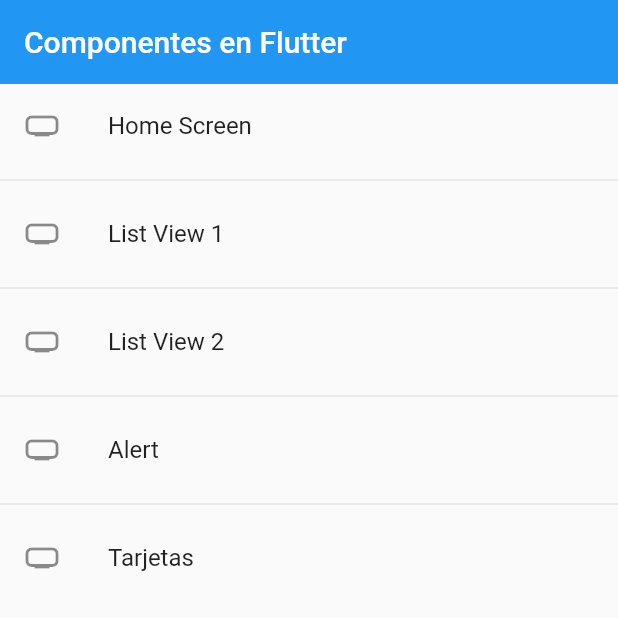
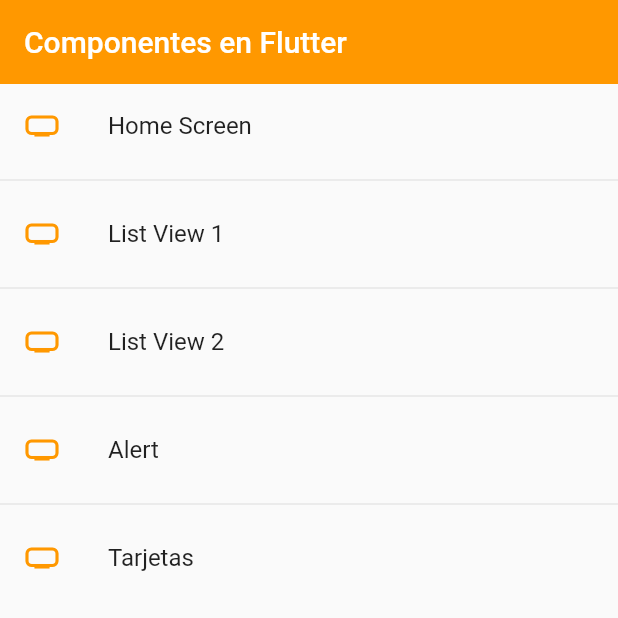
Before and after one commit to LuisFerTR/fl-components, a Flutter app: the screen it shows after launch, on a phone screen of 412 x 824 dp, the top half of it. Run offline on Flutter 3.47's test engine with Material 2 defaults, Android fonts, the phone set to English and light mode, and no system bars.

```diff
--- a/lib/main.dart
+++ b/lib/main.dart
@@ -1,5 +1,6 @@
 import 'package:fl_components/screens/screens.dart';
 import 'package:fl_components/router/app_routes.dart';
+import 'package:fl_components/theme/app_theme.dart';
 import 'package:flutter/material.dart';
 
 void main() => runApp(const MyApp());
@@ -10,11 +11,13 @@ class MyApp extends StatelessWidget {
   @override
   Widget build(BuildContext context) {
     return MaterialApp(
-        debugShowCheckedModeBanner: false,
-        title: 'Material App',
-        initialRoute: AppRoutes.initialRoute,
-        routes: AppRoutes.getAppRoutes(),
-	onGenerateRoute: AppRoutes.onGenerateRoute, // Le manda el argumento en automático
-	);
+      debugShowCheckedModeBanner: false,
+      title: 'Material App',
+      initialRoute: AppRoutes.initialRoute,
+      routes: AppRoutes.getAppRoutes(),
+      onGenerateRoute:
+          AppRoutes.onGenerateRoute, // Le manda el argumento en automático
+      theme: AppTheme.lightTheme,
+    );
   }
 }
--- a/lib/screens/home_screen.dart
+++ b/lib/screens/home_screen.dart
@@ -1,5 +1,6 @@
 import 'package:fl_components/models/menu_option.dart';
 import 'package:fl_components/router/app_routes.dart';
+import 'package:fl_components/theme/app_theme.dart';
 import 'package:flutter/material.dart';
 
 class HomeScreen extends StatelessWidget {
@@ -12,11 +13,13 @@ class HomeScreen extends StatelessWidget {
     return Scaffold(
       appBar: AppBar(
         title: const Text('Componentes en Flutter'),
-        elevation: 0,
       ), // AppBar
       body: ListView.separated(
         itemBuilder: (context, i) => ListTile(
-          leading: Icon(menuOptions[i].icon),
+          leading: Icon(
+            menuOptions[i].icon,
+            color: AppTheme.primary,
+          ),
           title: Text(menuOptions[i].name),
           onTap: () {
             //final route = MaterialPageRoute(builder: (context) => const ListView1Screen());
--- a/lib/screens/listview2_screen.dart
+++ b/lib/screens/listview2_screen.dart
@@ -14,9 +14,8 @@ class ListView2Screen extends StatelessWidget {
   Widget build(BuildContext context) {
     return Scaffold(
       appBar: AppBar(
-          title: const Text('ListView 2'),
-          elevation: 0,
-          backgroundColor: Colors.indigo),
+        title: const Text('ListView 2'),
+      ),
       body: ListView.separated(
         itemCount: options.length,
         itemBuilder: (context, index) => ListTile(
--- /dev/null
+++ b/lib/theme/app_theme.dart
@@ -0,0 +1,26 @@
+import 'package:flutter/material.dart';
+
+class AppTheme {
+  static const Color primary = Colors.orange;
+
+  static final ThemeData lightTheme = ThemeData.light().copyWith(
+    // Color primario
+    primaryColor: Colors.indigo,
+
+    // AppBar Theme
+    appBarTheme: const AppBarTheme(color: primary, elevation: 0),
+
+    // TextButton Theme
+    textButtonTheme:
+        TextButtonThemeData(style: TextButton.styleFrom(primary: primary)),
+  );
+
+  static final ThemeData darkTheme = ThemeData.dark().copyWith(
+    // AppBar Theme
+    appBarTheme: const AppBarTheme(color: primary, elevation: 0),
+
+    // TextButton Theme
+    textButtonTheme:
+        TextButtonThemeData(style: TextButton.styleFrom(primary: primary)),
+  );
+}
--- /dev/null
+++ b/lib/widgets/widgets.dart
@@ -0,0 +1 @@
+export 'package:fl_components/widgets/custom_card_type1.dart';
```
Also changed, not shown: lib/screens/card_screen.dart (+9 -3 lines), lib/widgets/custom_card_type1.dart (added, +36 -0 lines).
